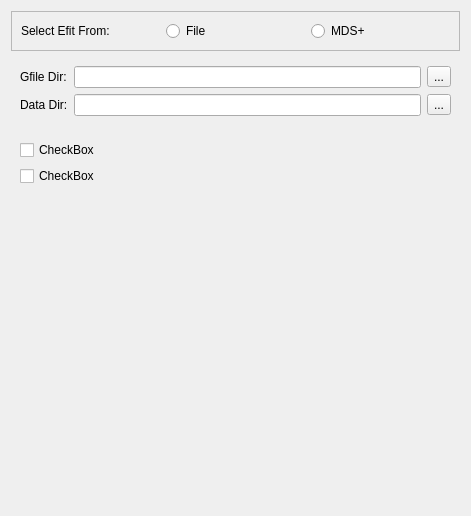
Before: the Qt Designer form selectefitwidgetne.ui in zhengprince/east-fit, drawn with Qt 5.
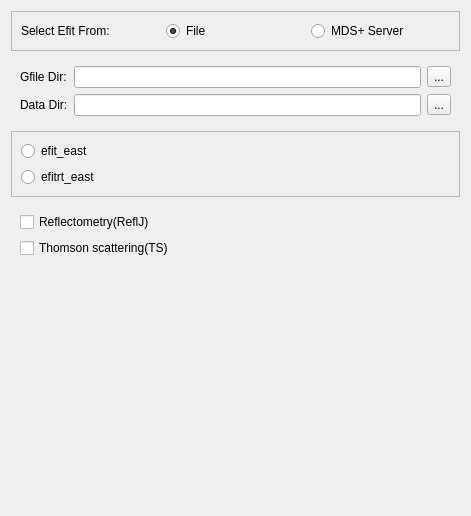
After: the same form once the commit is applied.

```diff
--- a/selectefitwidgetne.ui
+++ b/selectefitwidgetne.ui
@@ -10,7 +10,7 @@
     <height>516</height>
    </rect>
   </property>
-  <layout class="QGridLayout" name="gridLayout">
+  <layout class="QGridLayout" name="gridLayout_2">
    <item row="0" column="0">
     <widget class="QFrame" name="frame">
      <property name="frameShape">
@@ -32,12 +32,15 @@
         <property name="text">
          <string>File</string>
         </property>
+        <property name="checked">
+         <bool>true</bool>
+        </property>
        </widget>
       </item>
       <item row="0" column="2">
        <widget class="QRadioButton" name="rbMdsPlus">
         <property name="text">
-         <string>MDS+</string>
+         <string>MDS+ Server</string>
         </property>
        </widget>
       </item>
@@ -93,26 +96,52 @@
     </widget>
    </item>
    <item row="2" column="0">
+    <widget class="QFrame" name="frame_4">
+     <property name="frameShape">
+      <enum>QFrame::StyledPanel</enum>
+     </property>
+     <property name="frameShadow">
+      <enum>QFrame::Raised</enum>
+     </property>
+     <layout class="QGridLayout" name="gridLayout">
+      <item row="0" column="0">
+       <widget class="QRadioButton" name="radioButton_2">
+        <property name="text">
+         <string>efit_east</string>
+        </property>
+       </widget>
+      </item>
+      <item row="1" column="0">
+       <widget class="QRadioButton" name="radioButton">
+        <property name="text">
+         <string>efitrt_east</string>
+        </property>
+       </widget>
+      </item>
+     </layout>
+    </widget>
+   </item>
+   <item row="3" column="0">
     <widget class="QFrame" name="frame_3">
      <layout class="QGridLayout" name="gridLayout_5">
       <item row="2" column="0">
        <widget class="QCheckBox" name="checkBox_2">
         <property name="text">
-         <string>CheckBox</string>
+         <string>Thomson scattering(TS)</string>
         </property>
        </widget>
       </item>
       <item row="1" column="0">
        <widget class="QCheckBox" name="checkBox">
         <property name="text">
-         <string>CheckBox</string>
+         <string>Reflectometry(ReflJ)</string>
         </property>
        </widget>
       </item>
      </layout>
     </widget>
    </item>
-   <item row="3" column="0">
+   <item row="4" column="0">
     <spacer name="verticalSpacer">
      <property name="orientation">
       <enum>Qt::Vertical</enum>
@@ -120,7 +149,7 @@
      <property name="sizeHint" stdset="0">
       <size>
        <width>20</width>
-       <height>321</height>
+       <height>257</height>
       </size>
      </property>
     </spacer>
```
Left out of the diff: 64 changed lines with no effect on the pictures.
